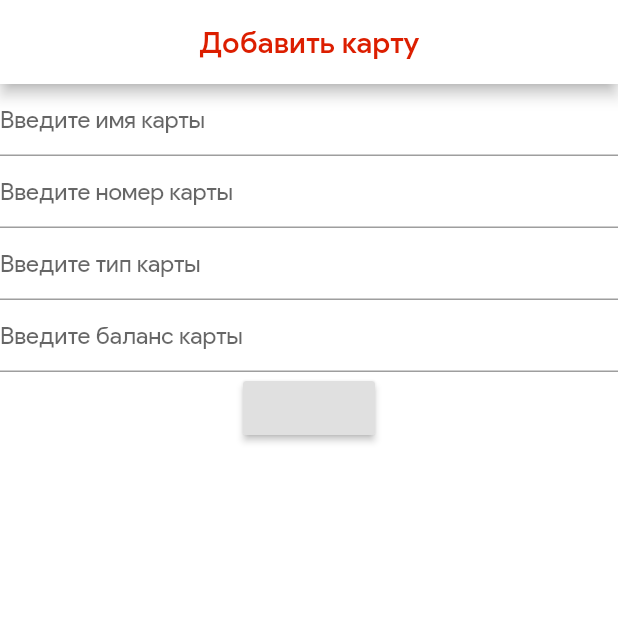
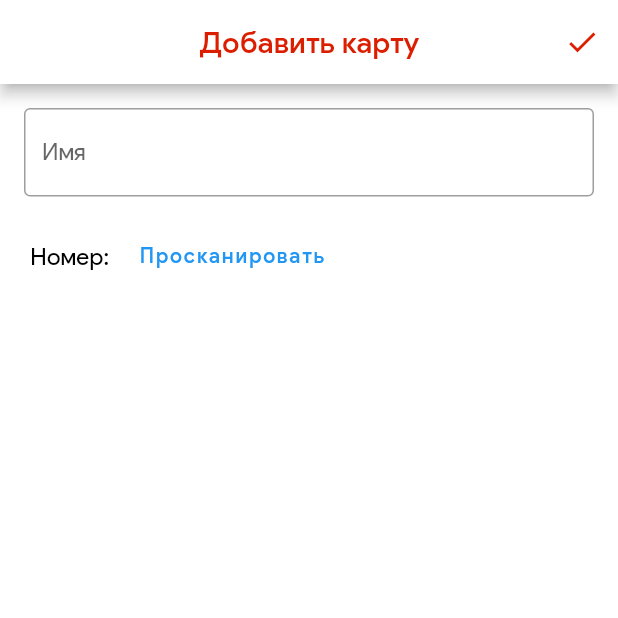
Before and after one commit to artttet/omka2, a Flutter app: the AddCardScreen screen opened directly, on a phone screen of 412 x 824 dp, the top half of it. Run offline on Flutter 3.47's test engine with Material 2 defaults, Android fonts, the phone set to English and light mode, and no system bars; our stand-ins replace device_info, flutter_svg, shared_preferences, splashscreen, sqflite; missing offline and left inert: barcode_scan, rounded_modal; accounts and stored records are empty.

Commit message:
edit addcard screen

```diff
--- a/lib/addcard_screen.dart
+++ b/lib/addcard_screen.dart
@@ -4,6 +4,8 @@ import 'package:omka2/backend/shared_prefs.dart';
 import 'package:omka2/values/colors.dart';
 import 'package:omka2/values/prefs_keys.dart';
 import 'package:omka2/values/sizes.dart';
+import 'package:http/http.dart' as http;
+import 'package:barcode_scan/barcode_scan.dart';
 
 class AddCardScreen extends StatefulWidget{
  AddCardScreen(this.updateMainCard);
@@ -20,11 +22,14 @@ class _AddCardScreenState extends State<AddCardScreen>{
   _AddCardScreenState(this.updateMainCard);
 
   final Function updateMainCard;
+  final GlobalKey<ScaffoldState> _scaffoldKey = new GlobalKey<ScaffoldState>();
 
   TextEditingController _nameController = TextEditingController();
-  TextEditingController _typeController = TextEditingController();
-  TextEditingController _numberController = TextEditingController();
-  TextEditingController _balanceController = TextEditingController();
+
+  int cardNum;
+  String cardBalance;
+  int cardType;
+  bool isFirstScanning = true;
 
   var prefs = SharedPrefs.getPrefs();
   test(){
@@ -32,11 +37,11 @@ class _AddCardScreenState extends State<AddCardScreen>{
     Navigator.pop(context);
   }
   addCard(){
-    Map<String, dynamic> item = {'name' : _nameController.text, 'type' : int.parse(_typeController.text),'number' : int.parse(_numberController.text),'balance' : double.parse(_balanceController.text)};
+    Map<String, dynamic> item = {'name' : _nameController.text, 'type' : cardType,'number' : cardNum,'balance' : cardBalance};
 
 
     prefs.setString('cardName', _nameController.text);
-    prefs.setInt('cardNumber', int.parse(_numberController.text));
+    prefs.setInt('cardNumber', cardNum);
 
 
     prefs.setBool(PrefsKey.needUpdate, true);
@@ -57,10 +62,20 @@ class _AddCardScreenState extends State<AddCardScreen>{
   Widget build(BuildContext context) {
 
     return Scaffold(
+      key: _scaffoldKey,
       resizeToAvoidBottomPadding: false,
       appBar: PreferredSize(
         preferredSize: Size.fromHeight(Sizes.appBarHeight),
         child: AppBar(
+          actions: <Widget>[
+            IconButton(icon: Icon(Icons.check), color: MyColors.red, onPressed: (){
+              if(_nameController.text != null && cardNum != null && _nameController.text != ''){
+                addCard();
+              }else{
+                showSnackBar('Не все данные введены');
+              }
+            },)
+          ],
           brightness: Brightness.light,
           title: Text(
             'Добавить карту',
@@ -84,38 +99,103 @@ class _AddCardScreenState extends State<AddCardScreen>{
       ),
       body: Column(
         children: <Widget> [
-          TextField(
-            controller: _nameController,
-            decoration: InputDecoration(
-                  hintText: 'Введите имя карты',
-                ),
+          Padding(
+            padding: const EdgeInsets.all(16.0),
+            child: TextField(
+              controller: _nameController,
+              decoration: InputDecoration(
+                labelText: 'Имя',
+                border: OutlineInputBorder(),
+                hintText: 'Введите имя карты',
+              ),
+            ),
           ),
-          TextField(
-            controller: _numberController,
-            decoration: InputDecoration(
-                  hintText: 'Введите номер карты',
-                ),
-          ),
-          TextField(
-            controller: _typeController,
-            decoration: InputDecoration(
-                  hintText: 'Введите тип карты',
-                ),
-          ),
-          TextField(
-            controller: _balanceController,
-            decoration: InputDecoration(
-                  hintText: 'Введите баланс карты',
-                ),
-          ),
-          RaisedButton(
-            onPressed: (){
-              addCard();
-              FocusScope.of(context).requestFocus(new FocusNode());
-            },
-          )
+          getCardNumFunctions()
         ]
       ),
     );
   }
+
+  Widget getCardNumFunctions(){
+    if(isFirstScanning){
+      return Padding(
+        padding: const EdgeInsets.symmetric(horizontal: 20),
+        child: Row(
+          children: <Widget>[
+            Text('Номер: '),
+              FlatButton(
+                onPressed: (){
+                  barcodeScanning();
+                },
+                child: Text('Просканировать'),
+                textColor: Colors.blue,
+            )
+          ],
+        ),
+      );
+    }else{
+      return Padding(
+        padding: const EdgeInsets.symmetric(horizontal: 20),
+        child: Row(
+          children: <Widget>[
+            Text('Номер: '),
+            cardNum != null ?
+            Text('000$cardNum', style: TextStyle(color: Colors.blue))
+            :
+            CircularProgressIndicator(),
+            IconButton(icon: Icon(Icons.refresh), onPressed: (){
+              barcodeScanning();
+              setState(() {
+                cardNum = null;
+              });
+            },)
+          ],
+        ),
+      );
+    }
+  }
+
+  Future barcodeScanning() async {
+    try {
+      setState(() {
+       isFirstScanning = false;
+      });
+      String barcode = await BarcodeScanner.scan();
+      int number = int.tryParse(barcode.substring(9, 18));
+      if(number != null){
+        final response = await http.get('http://b23d2748.ngrok.io/index.php?num=$number');
+        if(response.statusCode == 200){
+          List<String> infos = response.body.split(', ');
+          if(infos[0] != '-1'){
+            print(number);
+            setState(() {
+              cardNum = number;
+              cardBalance = infos[1].replaceAll(' т.е.', '').replaceAll('Остаток на карте: ', '');
+              cardType = int.parse(infos[0]);
+            });
+          }else{
+            showSnackBar('Неверно сканированный номер карты');
+          }
+        }else{
+          showSnackBar('Ошибка сети');
+        }
+      }
+    } catch (e) {
+      setState(() {
+       isFirstScanning = true;
+      });
+      print(e);
+    }
+  }
+
+  showSnackBar(String value){
+    _scaffoldKey.currentState.showSnackBar(
+      SnackBar(
+        content: Padding(
+          padding: const EdgeInsets.all(8.0),
+          child: Text(value),
+        )
+      )
+    );
+  }
 }
--- a/lib/main.dart
+++ b/lib/main.dart
@@ -27,9 +27,9 @@ class OmkaCardProvider{
   static int _number;
   static num _balance;
 
-  static num _loadBalance(){
+  static num _loadBalance(Map card){
     Future.delayed(Duration(seconds: 3));
-    return 125.0;
+    return card.values.toList()[4];
   }
 
   static OmkaCard _getSafeOmkaCard(Map card){
@@ -37,7 +37,7 @@ class OmkaCardProvider{
       name: card.values.toList()[1],
       type: card.values.toList()[2],
       number: card.values.toList()[3],
-      balance: _loadBalance()
+      balance: _loadBalance(card)
     );
   }
 
--- a/pubspec.yaml
+++ b/pubspec.yaml
@@ -32,6 +32,8 @@ dev_dependencies:
   flutter_svg:
   rounded_modal:
   url_launcher:
+  http:
+  barcode_scan:
 # For information on the generic Dart part of this file, see the
 # following page: https://dart.dev/tools/pub/pubspec
 
```
Also changed, not shown: pubspec.lock, 3 other files.
